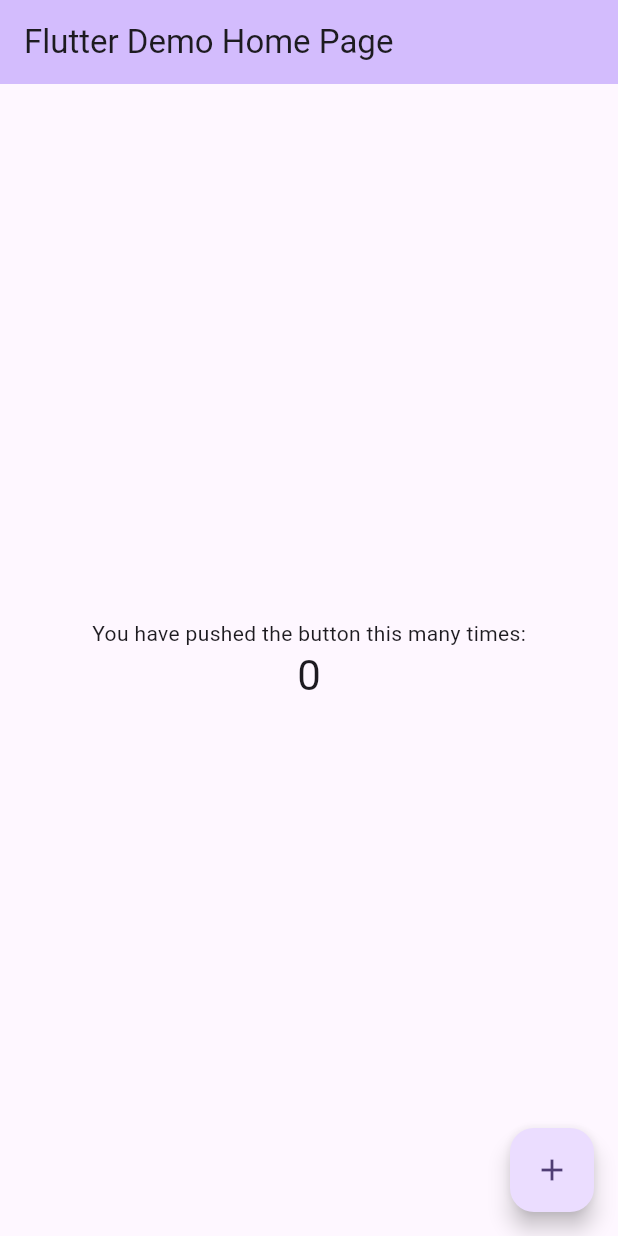
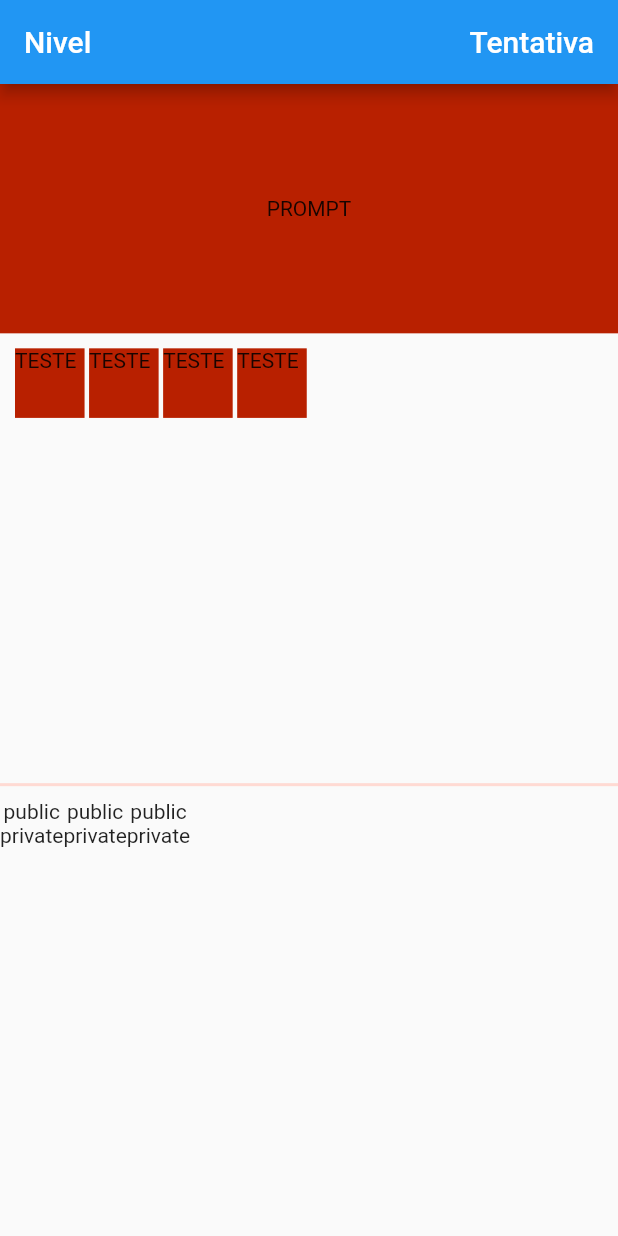
Before and after one commit to barbaraSVilela/tcc-hpw-HelloProgrammingWorld, a Flutter app: the screen it shows after launch, on a phone screen of 412 x 824 dp. Run offline on Flutter 3.47's test engine with Material 2 defaults, Android fonts, the phone set to English and light mode, and no system bars; our stand-ins replace bloc, freezed_annotation, get_it, google_fonts; generated files the repository leaves out were written again.

Commit message:
added theme and basic challenge ui

```diff
--- /dev/null
+++ b/lib/config/themes/app_theme.dart
@@ -0,0 +1,60 @@
+import 'package:flutter/material.dart';
+import 'package:google_fonts/google_fonts.dart';
+
+class AppTheme{
+  static final ColorScheme colorScheme = ColorScheme(
+    brightness: Brightness.light,
+    primary: const Color(0xFFB82000),
+    onPrimary:const Color(0xFFFFFFFF),
+    primaryContainer:const Color(0xFFFFDAD3),
+    onPrimaryContainer:const Color(0xFF3E0500),
+    secondary:const Color(0xFF006397),
+    onSecondary:const Color(0xFFFFFFFF),
+    secondaryContainer:const Color(0xFFCCE5FF),
+    onSecondaryContainer:const Color(0xFF001D31),
+    tertiary:const Color(0xFF6B4AB4),
+    onTertiary:const Color(0xFFFFFFFF),
+    tertiaryContainer:const Color(0xFFEADDFF),
+    onTertiaryContainer:const Color(0xFF24005B),
+    error:const Color(0xFFC00011),
+    onError:const Color(0xFFFFFFFF),
+    errorContainer:const Color(0xFFFFDAD6),
+    onErrorContainer:const Color(0xFF410002),
+    outline:const Color(0xFF7A7768),
+    background:const Color(0xFFFAFDFD),
+    onBackground:const Color(0xFF191C1D),
+    surface:const Color(0xFFF8FAFA),
+    onSurface:const Color(0xFF191C1D),
+    surfaceVariant:const Color(0xFFE7E3D0),
+    onSurfaceVariant:const Color(0xFF49473A),
+    inverseSurface:const Color(0xFF2E3132),
+    onInverseSurface:const Color(0xFFEFF1F1),
+    inversePrimary:const Color(0xFFFFB4A4),
+    shadow:const Color(0xFF000000),
+    surfaceTint:const Color(0xFFB82000),
+    outlineVariant:const Color(0xFFCBC7B5),
+    scrim:const Color(0xFF000000),
+  );
+  static final ThemeData themeData = ThemeData(
+    brightness: Brightness.light,
+    colorScheme: colorScheme,
+    textTheme: TextTheme(
+      displayLarge: TextStyle(fontSize: 57.0, fontWeight: FontWeight.w400, letterSpacing: -0.25, fontFamily: GoogleFonts.robotoMono().fontFamily ,height: 64.0),
+      displayMedium: TextStyle(fontSize: 45.0, fontWeight: FontWeight.w400, letterSpacing: 0.0, fontFamily: GoogleFonts.robotoMono().fontFamily,height: 52.0),
+      displaySmall: TextStyle(fontSize: 36.0, fontWeight: FontWeight.w400, letterSpacing: 0.0, fontFamily: GoogleFonts.robotoMono().fontFamily,height: 44.0) ,
+      headlineLarge: TextStyle(fontSize: 32.0, fontWeight: FontWeight.w400, letterSpacing: 0.0, fontFamily: GoogleFonts.ibmPlexMono().fontFamily,height: 40.0),
+      headlineMedium: TextStyle(fontSize: 28.0, fontWeight: FontWeight.w400, letterSpacing: 0.0, fontFamily: GoogleFonts.ibmPlexMono().fontFamily,height: 36.0) ,
+      headlineSmall: TextStyle(fontSize: 24.0, fontWeight: FontWeight.w400, letterSpacing: 0.0, fontFamily: GoogleFonts.ibmPlexMono().fontFamily,height: 32.0),
+      titleLarge: TextStyle(fontSize: 22.0, fontWeight: FontWeight.w400, letterSpacing: 0.0, fontFamily: GoogleFonts.bitter().fontFamily,height: 28.0) ,
+      titleMedium: TextStyle(fontSize: 16.0, fontWeight: FontWeight.w500, letterSpacing: 0.15, fontFamily: GoogleFonts.bitter().fontFamily,height: 24.0) ,
+      titleSmall: TextStyle(fontSize: 14.0, fontWeight: FontWeight.w500, letterSpacing: 0.1, fontFamily: GoogleFonts.bitter().fontFamily,height: 20.0),
+      bodyLarge: TextStyle(fontSize: 16.0, fontWeight: FontWeight.w400, letterSpacing: 0.5, fontFamily: GoogleFonts.rubik().fontFamily,height: 24.0),
+      bodyMedium: TextStyle(fontSize: 14.0, fontWeight: FontWeight.w400, letterSpacing: 0.25, fontFamily: GoogleFonts.rubik().fontFamily,height: 20.0),
+      bodySmall: TextStyle(fontSize: 12.0, fontWeight: FontWeight.w400, letterSpacing: 0.4, fontFamily: GoogleFonts.rubik().fontFamily,height: 16.0),
+      labelLarge: TextStyle(fontSize: 14.0, fontWeight: FontWeight.w700, letterSpacing: 0.1, fontFamily: GoogleFonts.lato().fontFamily,height: 20.0),
+      labelMedium: TextStyle(fontSize: 12.0, fontWeight: FontWeight.w700, letterSpacing: 0.5, fontFamily: GoogleFonts.lato().fontFamily,height: 16.0),
+      labelSmall:TextStyle(fontSize: 11.0, fontWeight: FontWeight.w500, letterSpacing: 0.5, fontFamily: GoogleFonts.lato().fontFamily,height: 16.0),
+    ),
+  );
+
+}
--- /dev/null
+++ b/lib/features/challenge/challenge_locator.dart
@@ -0,0 +1,16 @@
+import 'package:get_it/get_it.dart';
+import 'package:tcc_hpw_hello_programming_world/features/challenge/presentation/bloc/challenge_bloc.dart';
+import 'package:tcc_hpw_hello_programming_world/locator.dart';
+
+class ChallengeLocator implements Locator{
+  @override
+  void register() {
+    GetIt.I.registerLazySingleton<ChallengeBloc>(() => ChallengeBloc());
+  }
+
+  @override
+  void reset() {
+    GetIt.I.resetLazySingleton<ChallengeBloc>();
+  }
+
+}
--- /dev/null
+++ b/lib/features/challenge/presentation/bloc/challenge_bloc.dart
@@ -0,0 +1,14 @@
+import 'package:bloc/bloc.dart';
+import 'package:freezed_annotation/freezed_annotation.dart';
+
+part 'challenge_event.dart';
+part 'challenge_state.dart';
+part 'challenge_bloc.freezed.dart';
+
+class ChallengeBloc extends Bloc<ChallengeEvent, ChallengeState> {
+  ChallengeBloc() : super(const ChallengeState.initial()) {
+    on<ChallengeEvent>((event, emit) {
+      // TODO: implement event handler
+    });
+  }
+}
--- /dev/null
+++ b/lib/features/challenge/presentation/bloc/challenge_event.dart
@@ -0,0 +1,6 @@
+part of 'challenge_bloc.dart';
+
+@freezed
+class ChallengeEvent with _$ChallengeEvent {
+  const factory ChallengeEvent.started() = _Started;
+}
--- /dev/null
+++ b/lib/features/challenge/presentation/bloc/challenge_state.dart
@@ -0,0 +1,6 @@
+part of 'challenge_bloc.dart';
+
+@freezed
+class ChallengeState with _$ChallengeState {
+  const factory ChallengeState.initial() = _Initial;
+}
--- /dev/null
+++ b/lib/features/challenge/presentation/pages/challenge_page.dart
@@ -0,0 +1,153 @@
+import 'package:flutter/material.dart';
+import 'package:get_it/get_it.dart';
+import 'package:tcc_hpw_hello_programming_world/config/themes/app_theme.dart';
+import 'package:tcc_hpw_hello_programming_world/features/challenge/presentation/bloc/challenge_bloc.dart';
+
+class ChallengePage extends StatefulWidget {
+  const ChallengePage({super.key});
+
+  @override
+  State<ChallengePage> createState() => _ChallengePageState();
+}
+
+class _ChallengePageState extends State<ChallengePage> {
+  bool selected = false;
+  late ChallengeBloc _bloc;
+  @override
+  void initState() {
+    _bloc = GetIt.I<ChallengeBloc>();
+    super.initState();
+  }
+
+  final List<Widget> _challengeSpaces = [
+    Container(
+        color: Color(0xFFB82000),
+        child: DragTarget(
+            builder: (context, cadidateData, rejectedData) {
+                return Text('TESTE');
+    })
+    ),
+    Container(
+        color: Color(0xFFB82000),
+        child: DragTarget(
+            builder: (context, cadidateData, rejectedData) {
+              return Text('TESTE');
+            })
+    ),
+    Container(
+        color: Color(0xFFB82000),
+        child: DragTarget(
+            builder: (context, cadidateData, rejectedData) {
+              return Text('TESTE');
+            })
+    ),
+    Container(
+        color: Color(0xFFB82000),
+        child: DragTarget(
+            builder: (context, cadidateData, rejectedData) {
+              return Text('TESTE');
+            })
+    ),
+  ];
+  final List<Widget> _opcaos = [
+    Column(
+      children: [
+        Draggable(child: Text('public'), feedback: Container(
+          child: Text('public'),
+        )),
+        Draggable(child: Text('private'), feedback: Container(
+          child: Text('private'),
+        )),
+      ],
+    ),
+    Column(
+      children: [
+        Draggable(child: Text('public'), feedback: Container(
+          child: Text('public'),
+        )),
+        Draggable(child: Text('private'), feedback: Container(
+          child: Text('private'),
+        )),
+      ],
+    ),
+    Column(
+      children: [
+        Draggable(child: Text('public'), feedback: Container(
+          child: Text('public'),
+        )),
+        Draggable(child: Text('private'), feedback: Container(
+          child: Text('private'),
+        )),
+      ],
+    ),
+  ];
+  @override
+  Widget build(BuildContext context) {
+    return Scaffold(
+        appBar: AppBar(
+          title: Row(
+            mainAxisAlignment: MainAxisAlignment.spaceBetween,
+            children: <Widget>[
+              displayLevel(context),
+              displayChance(context),
+            ],
+          ),
+        ),
+        body: GestureDetector(
+          onDoubleTap: () {
+            setState(() {
+              selected = !selected;
+            });
+          },
+          child: Column(
+            children: [
+              Expanded(
+                  flex: selected ? 7 : 4,
+                  child: displayChallengePrompt(context)),
+              Expanded(
+                  flex: selected ? 4 : 7, child: displayChallenge(context)),
+              Divider(
+                height: 20,
+                thickness: 2,
+                color: AppTheme.colorScheme.primaryContainer,
+              ),
+              Expanded(flex: 7, child: displayOptions(context))
+            ],
+          ),
+        ));
+  }
+
+  Widget displayLevel(BuildContext context) {
+    return const Text('Nivel');
+  }
+
+  Widget displayChance(BuildContext context) {
+    return const Text('Tentativa');
+  }
+
+  Widget displayChallengePrompt(BuildContext context) {
+    return Center(
+      child: Container(
+        color: selected ? Color(0xFF006397) : Color(0xFFB82000),
+        alignment: Alignment.center,
+        child: Text('PROMPT'),
+      ),
+    );
+  }
+
+  Widget displayChallenge(BuildContext context) {
+    return GridView.count(
+        padding: EdgeInsets.all(10),
+        crossAxisCount: 8,
+        children: _challengeSpaces,
+        crossAxisSpacing: 3,
+        mainAxisSpacing: 3,
+    );
+  }
+
+  Widget displayOptions(BuildContext context) {
+    return Row(
+      children: _opcaos,
+    );
+  }
+}
--- /dev/null
+++ b/lib/locator.dart
@@ -0,0 +1,12 @@
+import 'package:tcc_hpw_hello_programming_world/features/challenge/challenge_locator.dart';
+
+abstract interface class Locator{
+  void register();
+  void reset();
+}
+
+class LocatorService{
+  static void setup(){
+  ChallengeLocator().register();
+}
+}
--- a/lib/main.dart
+++ b/lib/main.dart
@@ -1,125 +1,20 @@
 import 'package:flutter/material.dart';
+import 'package:tcc_hpw_hello_programming_world/config/themes/app_theme.dart';
+import 'package:tcc_hpw_hello_programming_world/features/challenge/presentation/pages/challenge_page.dart';
+import 'package:tcc_hpw_hello_programming_world/locator.dart';
 
 void main() {
-  runApp(const MyApp());
+  LocatorService.setup();
+  runApp(Theme(data: AppTheme.themeData, child: MyApp()));
 }
-
 class MyApp extends StatelessWidget {
   const MyApp({super.key});
 
-  // This widget is the root of your application.
   @override
   Widget build(BuildContext context) {
     return MaterialApp(
-      title: 'Flutter Demo',
-      theme: ThemeData(
-        // This is the theme of your application.
-        //
-        // TRY THIS: Try running your application with "flutter run". You'll see
-        // the application has a blue toolbar. Then, without quitting the app,
-        // try changing the seedColor in the colorScheme below to Colors.green
-        // and then invoke "hot reload" (save your changes or press the "hot
-        // reload" button in a Flutter-supported IDE, or press "r" if you used
-        // the command line to start the app).
-        //
-        // Notice that the counter didn't reset back to zero; the application
-        // state is not lost during the reload. To reset the state, use hot
-        // restart instead.
-        //
-        // This works for code too, not just values: Most code changes can be
-        // tested with just a hot reload.
-        colorScheme: ColorScheme.fromSeed(seedColor: Colors.deepPurple),
-        useMaterial3: true,
-      ),
-      home: const MyHomePage(title: 'Flutter Demo Home Page'),
+      title: 'HPW',
+      home:ChallengePage()
     );
   }
 }
-
-class MyHomePage extends StatefulWidget {
-  const MyHomePage({super.key, required this.title});
-
-  // This widget is the home page of your application. It is stateful, meaning
-  // that it has a State object (defined below) that contains fields that affect
-  // how it looks.
-
-  // This class is the configuration for the state. It holds the values (in this
-  // case the title) provided by the parent (in this case the App widget) and
-  // used by the build method of the State. Fields in a Widget subclass are
-  // always marked "final".
-
-  final String title;
-
-  @override
-  State<MyHomePage> createState() => _MyHomePageState();
-}
-
-class _MyHomePageState extends State<MyHomePage> {
-  int _counter = 0;
-
-  void _incrementCounter() {
-    setState(() {
-      // This call to setState tells the Flutter framework that something has
-      // changed in this State, which causes it to rerun the build method below
-      // so that the display can reflect the updated values. If we changed
-      // _counter without calling setState(), then the build method would not be
-      // called again, and so nothing would appear to happen.
-      _counter++;
-    });
-  }
-
-  @override
-  Widget build(BuildContext context) {
-    // This method is rerun every time setState is called, for instance as done
-    // by the _incrementCounter method above.
-    //
-    // The Flutter framework has been optimized to make rerunning build methods
-    // fast, so that you can just rebuild anything that needs updating rather
-    // than having to individually change instances of widgets.
-    return Scaffold(
-      appBar: AppBar(
-        // TRY THIS: Try changing the color here to a specific color (to
-        // Colors.amber, perhaps?) and trigger a hot reload to see the AppBar
-        // change color while the other colors stay the same.
-        backgroundColor: Theme.of(context).colorScheme.inversePrimary,
-        // Here we take the value from the MyHomePage object that was created by
-        // the App.build method, and use it to set our appbar title.
-        title: Text(widget.title),
-      ),
-      body: Center(
-        // Center is a layout widget. It takes a single child and positions it
-        // in the middle of the parent.
-        child: Column(
-          // Column is also a layout widget. It takes a list of children and
-          // arranges them vertically. By default, it sizes itself to fit its
-          // children horizontally, and tries to be as tall as its parent.
-          //
-          // Column has various properties to control how it sizes itself and
-          // how it positions its children. Here we use mainAxisAlignment to
-          // center the children vertically; the main axis here is the vertical
-          // axis because Columns are vertical (the cross axis would be
-          // horizontal).
-          //
-          // TRY THIS: Invoke "debug painting" (choose the "Toggle Debug Paint"
-          // action in the IDE, or press "p" in the console), to see the
-          // wireframe for each widget.
-          mainAxisAlignment: MainAxisAlignment.center,
-          children: <Widget>[
-            const Text(
-              'You have pushed the button this many times:',
-            ),
-            Text(
-              '$_counter',
-              style: Theme.of(context).textTheme.headlineMedium,
-            ),
-          ],
-        ),
-      ),
-      floatingActionButton: FloatingActionButton(
-        onPressed: _incrementCounter,
-        tooltip: 'Increment',
-        child: const Icon(Icons.add),
-      ), // This trailing comma makes auto-formatting nicer for build methods.
-    );
-  }
-}
```
Also changed, not shown: pubspec.yaml (+6 -1 lines), 1 other file.
